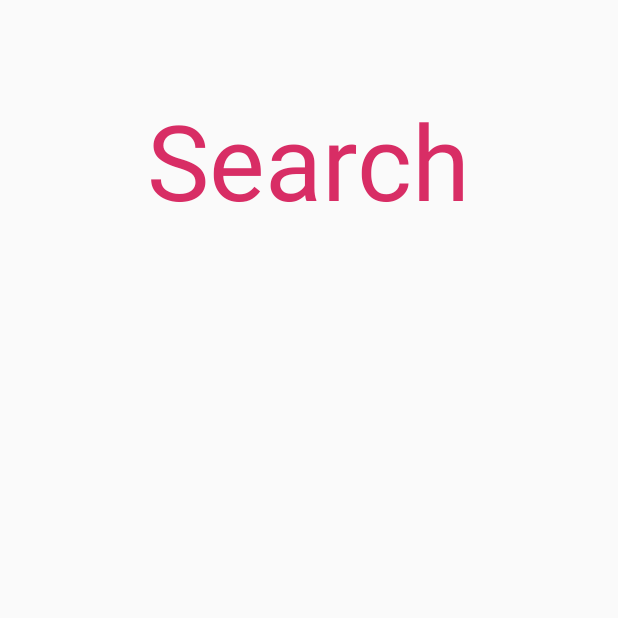
After one commit to ericmaciared/Bubblefy, an Android app: the SearchActivity screen opened directly, with no data from a screen before it, on a phone screen of 412 x 824 dp, the top half of it. The commit adds this screen. Run offline under Robolectric (Android 15) with nearby library versions, the phone set to English and light mode, and no system bars; 2 statements that could not run were skipped.

Commit message:
Retrofit on search activity implemented

```diff
--- /dev/null
+++ b/app/src/main/java/edu/url/salle/eric/macia/bubblefy/controller/activity/SearchActivity.java
@@ -0,0 +1,39 @@
+package edu.url.salle.eric.macia.bubblefy.controller.activity;
+
+import androidx.appcompat.app.AppCompatActivity;
+
+import android.os.Bundle;
+
+import edu.url.salle.eric.macia.bubblefy.R;
+import edu.url.salle.eric.macia.bubblefy.model.Search;
+import edu.url.salle.eric.macia.bubblefy.restapi.callback.SearchCallback;
+import edu.url.salle.eric.macia.bubblefy.restapi.manager.SearchManager;
+
+
+public class SearchActivity extends AppCompatActivity implements SearchCallback {
+
+    private Search mSearch;
+
+    @Override
+    protected void onCreate(Bundle savedInstanceState) {
+        super.onCreate(savedInstanceState);
+        setContentView(R.layout.activity_search);
+        SearchManager.getInstance(this).getSearchResult("Hola", this);
+    }
+
+    @Override
+    public void onSearchReceived(Search search) {
+        mSearch = search;
+        System.out.println(mSearch);
+    }
+
+    @Override
+    public void onNoSearch(Throwable throwable) {
+
+    }
+
+    @Override
+    public void onFailure(Throwable throwable) {
+
+    }
+}
--- a/app/src/main/java/edu/url/salle/eric/macia/bubblefy/restapi/callback/PlaylistCallback.java
+++ b/app/src/main/java/edu/url/salle/eric/macia/bubblefy/restapi/callback/PlaylistCallback.java
@@ -3,7 +3,7 @@ package edu.url.salle.eric.macia.bubblefy.restapi.callback;
 
 import edu.url.salle.eric.macia.bubblefy.model.Playlist;
 
-public interface PlaylistCallback {
+public interface PlaylistCallback extends FailureCallback{
 
     void onPlaylistCreated(Playlist playlist);
     void onPlaylistFailure(Throwable throwable);
--- /dev/null
+++ b/app/src/main/java/edu/url/salle/eric/macia/bubblefy/restapi/callback/SearchCallback.java
@@ -0,0 +1,8 @@
+package edu.url.salle.eric.macia.bubblefy.restapi.callback;
+
+import edu.url.salle.eric.macia.bubblefy.model.Search;
+
+public interface SearchCallback extends FailureCallback{
+    void onSearchReceived(Search search);
+    void onNoSearch(Throwable throwable);
+}
--- /dev/null
+++ b/app/src/main/java/edu/url/salle/eric/macia/bubblefy/restapi/manager/SearchManager.java
@@ -0,0 +1,74 @@
+package edu.url.salle.eric.macia.bubblefy.restapi.manager;
+
+import android.content.Context;
+import android.util.Log;
+
+import java.util.List;
+
+import edu.url.salle.eric.macia.bubblefy.model.Search;
+import edu.url.salle.eric.macia.bubblefy.model.Track;
+import edu.url.salle.eric.macia.bubblefy.model.UserToken;
+import edu.url.salle.eric.macia.bubblefy.restapi.callback.SearchCallback;
+import edu.url.salle.eric.macia.bubblefy.restapi.callback.TrackCallback;
+import edu.url.salle.eric.macia.bubblefy.restapi.service.SearchService;
+import edu.url.salle.eric.macia.bubblefy.restapi.service.TrackService;
+import edu.url.salle.eric.macia.bubblefy.utils.Constants;
+import edu.url.salle.eric.macia.bubblefy.utils.Session;
+import retrofit2.Call;
+import retrofit2.Callback;
+import retrofit2.Response;
+import retrofit2.Retrofit;
+import retrofit2.converter.gson.GsonConverterFactory;
+
+public class SearchManager {
+    private static final String TAG = "SearchManager";
+    private Context mContext;
+    private static SearchManager sSearchManager;
+    private Retrofit mRetrofit;
+    private SearchService mSearchService;
+
+
+    public static SearchManager getInstance (Context context) {
+        if (sSearchManager == null) {
+            sSearchManager = new SearchManager(context);
+        }
+
+        return sSearchManager;
+    }
+
+    public SearchManager(Context context) {
+        mContext = context;
+
+        mRetrofit = new Retrofit.Builder()
+                .baseUrl(Constants.NETWORK.BASE_URL)
+                .addConverterFactory(GsonConverterFactory.create())
+                .build();
+
+        mSearchService = mRetrofit.create(SearchService.class);
+    }
+
+    public synchronized void getSearchResult(String keyword, final SearchCallback searchCallback) {
+        UserToken userToken = Session.getInstance(mContext).getUserToken();
+
+        Call<Search> call = mSearchService.getSearchResult(keyword, "Bearer " + userToken.getIdToken());
+        call.enqueue(new Callback<Search>() {
+            @Override
+            public void onResponse(Call<Search> call, Response<Search> response) {
+                int code = response.code();
+
+                if (response.isSuccessful()) {
+                    searchCallback.onSearchReceived(response.body());
+                } else {
+                    Log.d(TAG, "Error Not Successful: " + code);
+                    searchCallback.onNoSearch(new Throwable("ERROR " + code + ", " + response.raw().message()));
+                }
+            }
+
+            @Override
+            public void onFailure(Call<Search> call, Throwable t) {
+                Log.d(TAG, "Error Failure: " + t.getStackTrace());
+                searchCallback.onFailure(new Throwable("ERROR " + t.getStackTrace()));
+            }
+        });
+    }
+}
--- /dev/null
+++ b/app/src/main/java/edu/url/salle/eric/macia/bubblefy/restapi/service/SearchService.java
@@ -0,0 +1,16 @@
+package edu.url.salle.eric.macia.bubblefy.restapi.service;
+
+import java.util.List;
+
+import edu.url.salle.eric.macia.bubblefy.model.Search;
+import retrofit2.Call;
+import retrofit2.http.GET;
+import retrofit2.http.Header;
+import retrofit2.http.Path;
+import retrofit2.http.Query;
+
+public interface SearchService {
+
+    @GET("search")
+    Call<Search> getSearchResult(@Query("keyword") String keyword, @Header("Authorization") String token);
+}
--- /dev/null
+++ b/app/src/main/res/layout/activity_search.xml
@@ -0,0 +1,20 @@
+<?xml version="1.0" encoding="utf-8"?>
+<androidx.constraintlayout.widget.ConstraintLayout xmlns:android="http://schemas.android.com/apk/res/android"
+    xmlns:app="http://schemas.android.com/apk/res-auto"
+    xmlns:tools="http://schemas.android.com/tools"
+    android:layout_width="match_parent"
+    android:layout_height="match_parent"
+    tools:context=".controller.activity.SearchActivity">
+    <TextView
+        android:id="@+id/textView"
+        android:layout_width="wrap_content"
+        android:layout_height="wrap_content"
+        android:layout_marginTop="60dp"
+        android:text="Search"
+        android:textColor="@color/colorPrimary"
+        android:textSize="70sp"
+        app:layout_constraintEnd_toEndOf="parent"
+        app:layout_constraintStart_toStartOf="parent"
+        app:layout_constraintTop_toTopOf="parent" />
+
+</androidx.constraintlayout.widget.ConstraintLayout>
```
Also changed, not shown: app/src/main/AndroidManifest.xml (+4 -3 lines), app/src/main/java/edu/url/salle/eric/macia/bubblefy/controller/activity/LoginActivity.java (+6 -6 lines), app/src/main/java/edu/url/salle/eric/macia/bubblefy/model/Search.java (added, +41 -0 lines).
